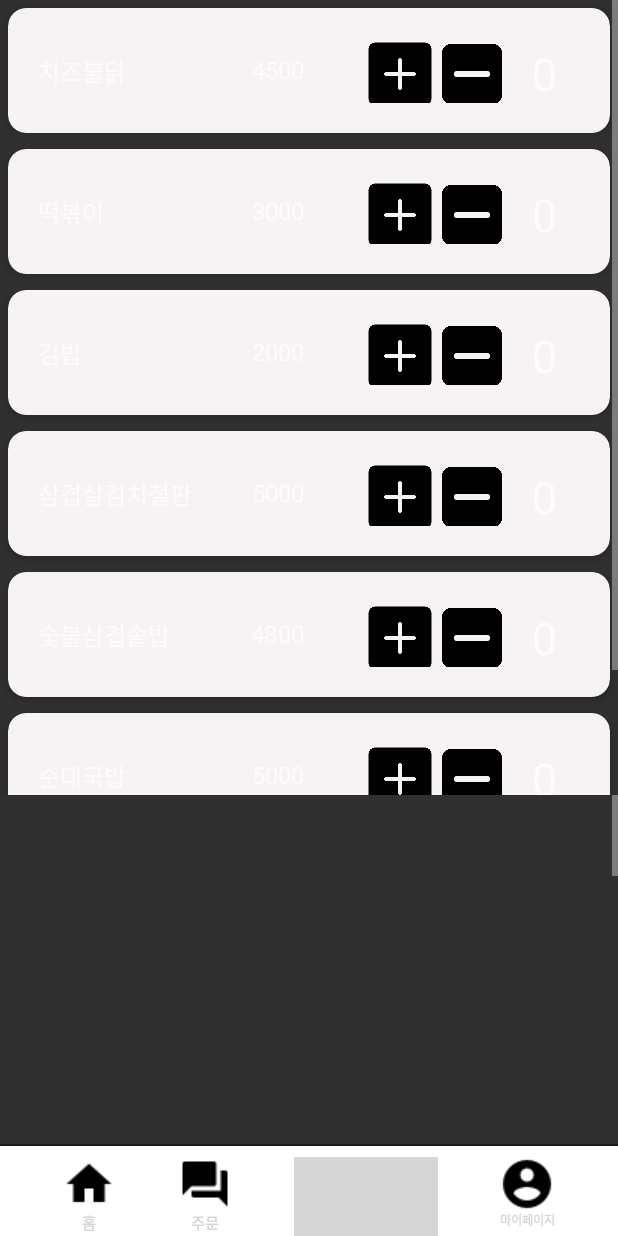
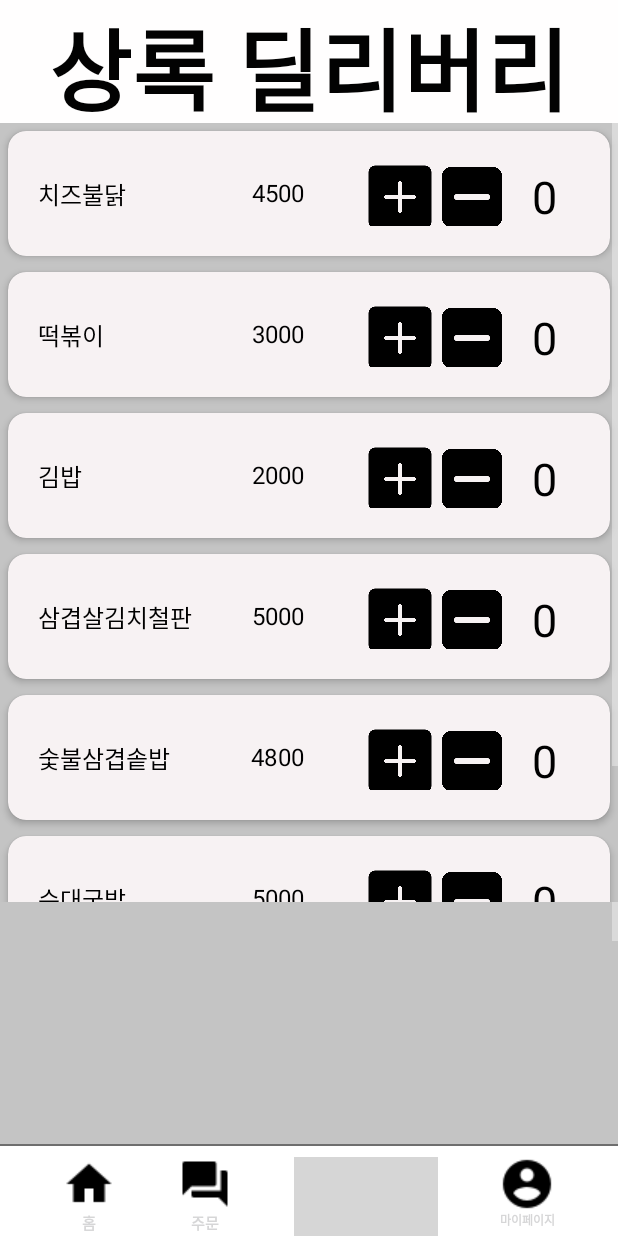
Before and after one commit to ParangBird/Sangrok-Delivery, an Android app: the SelectMenuActivity screen opened directly, with no data from a screen before it, on a phone screen of 412 x 824 dp. Run offline under Robolectric (Android 15) with nearby library versions, the phone set to English and light mode, and no system bars; grey boxes are pictures that could not be loaded.

Commit message:
글씨 검정 & 하단탭 위로끌어오림

```diff
--- a/app/src/main/res/layout/activity_select_menu.xml
+++ b/app/src/main/res/layout/activity_select_menu.xml
@@ -4,12 +4,29 @@
     xmlns:tools="http://schemas.android.com/tools"
     android:layout_width="match_parent"
     android:layout_height="match_parent"
+    android:background="#C4C4C4"
     tools:context=".SelectMenuActivity"
     android:orientation="vertical">
+    <LinearLayout
+        android:layout_width="match_parent"
+        android:layout_height="82dp"
+        android:background="#FFFEFE"
+        android:orientation="horizontal">
 
+        <TextView
+            android:id="@+id/textView3"
+            android:layout_width="wrap_content"
+            android:layout_height="match_parent"
+            android:layout_weight="1"
+            android:text="상록 딜리버리"
+            android:textAlignment="center"
+            android:textColor="#020202"
+            android:textSize="60sp"
+            android:textStyle="bold" />
+    </LinearLayout>
     <ScrollView
         android:layout_width="match_parent"
-        android:layout_height="530dp">
+        android:layout_height="519dp">
         <LinearLayout
             android:layout_width="match_parent"
             android:layout_height="match_parent"
--- a/app/src/main/res/layout/activity_select_restaurant.xml
+++ b/app/src/main/res/layout/activity_select_restaurant.xml
@@ -26,9 +26,11 @@
             android:textStyle="bold" />
     </LinearLayout>
 
+    <!-- downside toolbar start-->
+
     <ScrollView
         android:layout_width="match_parent"
-        android:layout_height="590dp">
+        android:layout_height="518dp">
 
         <androidx.recyclerview.widget.RecyclerView
             android:id="@+id/recyclerview_main"
@@ -36,7 +38,6 @@
             android:layout_height="wrap_content"
             app:layoutManager="androidx.recyclerview.widget.LinearLayoutManager"></androidx.recyclerview.widget.RecyclerView>
     </ScrollView>
-    <!-- downside toolbar start-->
 
     <TextView
         android:id="@+id/line"
--- a/app/src/main/res/layout/food_cardview_layout.xml
+++ b/app/src/main/res/layout/food_cardview_layout.xml
@@ -24,18 +24,20 @@
             android:layout_alignParentTop="true"
             android:layout_marginTop="10dp"
             android:text="메뉴"
+            android:textColor="#000000"
             android:textSize="16sp" />
 
         <TextView
             android:id="@+id/menu_price"
             android:layout_width="wrap_content"
             android:layout_height="wrap_content"
+            android:layout_marginTop="10dp"
+            android:layout_marginRight="40dp"
+            android:layout_toStartOf="@+id/layout"
             android:gravity="center"
-            android:layout_marginRight="40dp"
-            android:layout_marginTop="10dp"
-            android:layout_toStartOf="@+id/layout"
-            android:textSize="16sp"
-            android:text="가격" />
+            android:text="가격"
+            android:textColor="#000000"
+            android:textSize="16sp" />
 
 
         <LinearLayout
@@ -58,10 +60,10 @@
                 android:id="@+id/menu_number"
                 android:layout_width="48dp"
                 android:layout_height="48dp"
-                android:textSize="30sp"
                 android:gravity="center"
-                android:text="0">
-            </TextView>
+                android:text="0"
+                android:textColor="#000000"
+                android:textSize="30sp"></TextView>
         </LinearLayout>
 
     </RelativeLayout>
--- a/app/src/main/res/layout/restaurant_cardview_layout.xml
+++ b/app/src/main/res/layout/restaurant_cardview_layout.xml
@@ -40,6 +40,7 @@
             android:layout_toEndOf="@+id/item_image"
             android:layout_toRightOf="@id/item_image"
             android:text="TextView 입니다"
+            android:textColor="#000000"
             android:textSize="30sp" />
 
         <TextView
@@ -50,7 +51,8 @@
             android:layout_alignParentBottom="true"
             android:gravity="right"
 
-            android:text="Detail 입니다." />
+            android:text="Detail 입니다."
+            android:textColor="#000000" />
 
     </RelativeLayout>
 
```
